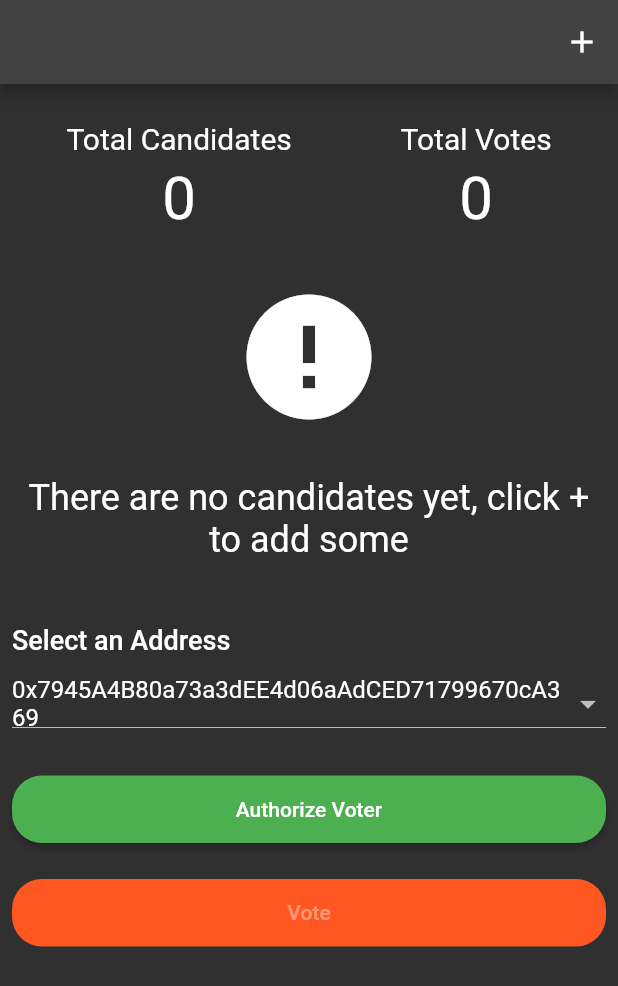
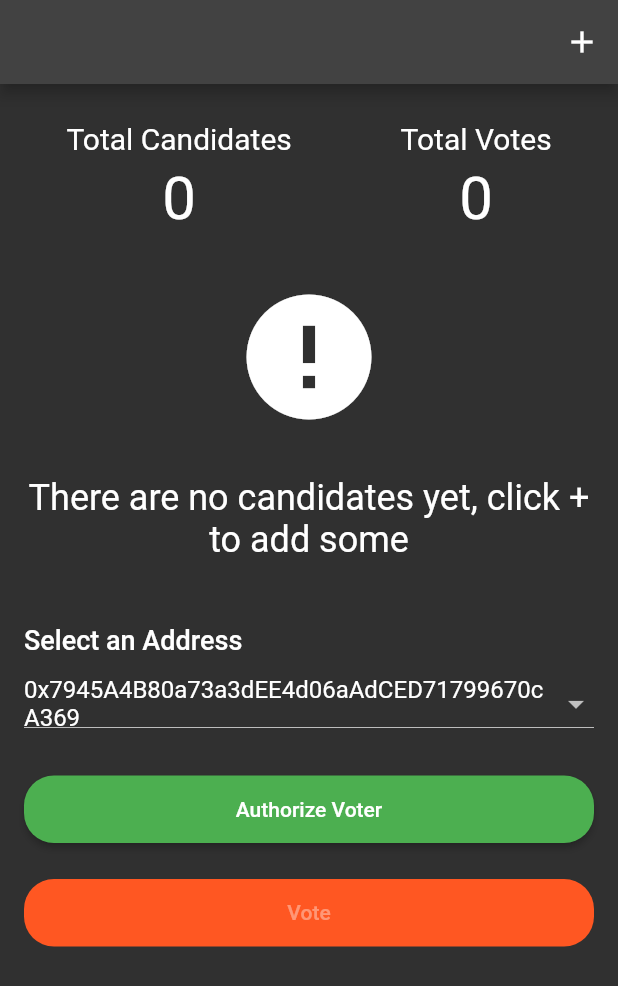
Before and after one commit to diogosequeira94/elections_voting_dapp, a Flutter app: the ElectionPageWidget screen opened directly with empty values, on a phone screen of 412 x 824 dp. Shown: the top 986 px of the screen. Run offline on Flutter 3.47's test engine with Material 2 defaults, Android fonts, the phone set to English and light mode, and no system bars; our stand-ins replace bloc, equatable, flutter_bloc; missing offline and left inert: web3dart; statements that could not run were skipped; project files that could hold a hidden picture were left out.

Commit message:
fix paddings

```diff
--- a/lib/view/election_information.dart
+++ b/lib/view/election_information.dart
@@ -209,7 +209,7 @@ class _AuthorizationButtonWidgetState
     return BlocBuilder<ElectionBloc, ElectionState>(
       builder: (context, state) {
         return Padding(
-          padding: const EdgeInsets.only(top: 18.0, bottom: 24.0),
+          padding: const EdgeInsets.only(top: 18.0, bottom: 24.0, left: 8.0, right: 8.0),
           child: Column(
             children: [
               Column(
```
